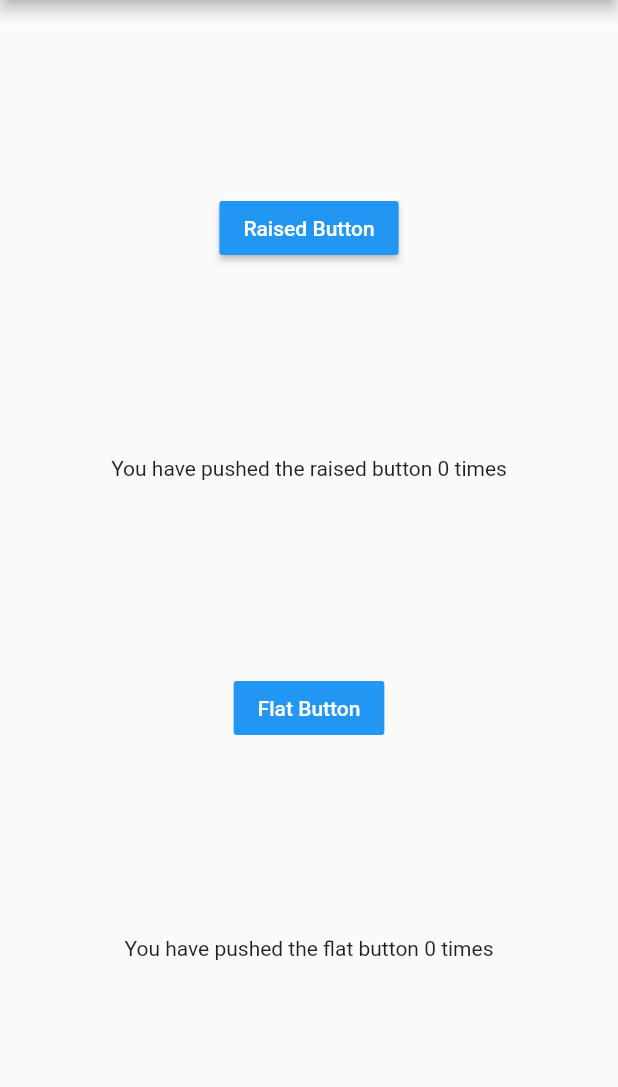
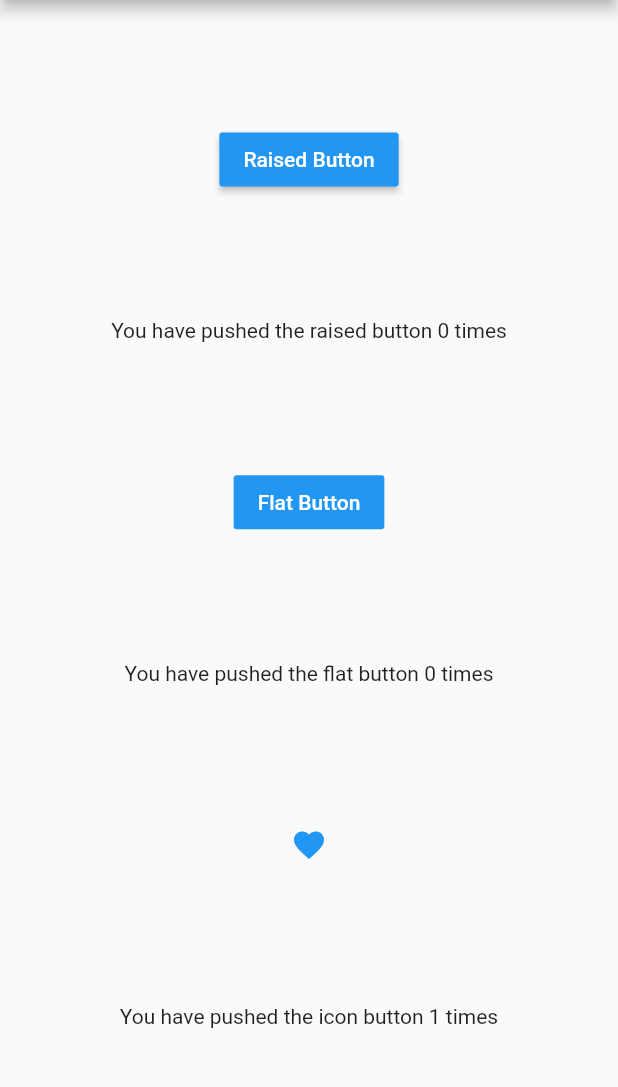
Before and after one commit to 1priyank1/flutter-demos, a Flutter app: the screen it shows after launch, on a phone screen of 412 x 824 dp, the part 84-1171 px from its top. Run offline on Flutter 3.47's test engine with Material 2 defaults, Android fonts, the light colour scheme and no system bars.

Commit message:
Button widget demo updated. Added icon button.

```diff
--- a/button_widget/lib/main.dart
+++ b/button_widget/lib/main.dart
@@ -26,6 +26,7 @@ class MyHomePage extends StatefulWidget {
 class _MyHomePageState extends State<MyHomePage> {
   int _raisedCounter = 0;
   int _flatCounter = 0;
+  int _iconCounter = 1;
 
   @override
   Widget build(BuildContext context) {
@@ -37,6 +38,7 @@ class _MyHomePageState extends State<MyHomePage> {
         child: new Column(
           mainAxisAlignment: MainAxisAlignment.spaceEvenly,
           children: <Widget>[
+            // Raised Button
             new RaisedButton(
               child: new Text("Raised Button"),
               onPressed: () {
@@ -51,6 +53,8 @@ class _MyHomePageState extends State<MyHomePage> {
               'You have pushed the raised button $_raisedCounter times',
               textAlign: TextAlign.justify
             ),
+
+            // Flat Button
             new FlatButton(
               child: new Text("Flat Button"),
               onPressed: () {
@@ -64,6 +68,22 @@ class _MyHomePageState extends State<MyHomePage> {
             new Text(
                 'You have pushed the flat button $_flatCounter times',
                 textAlign: TextAlign.justify
+            ),
+
+            // Icon Button
+            new IconButton(
+              icon: new Icon(Icons.favorite),
+              tooltip: 'Facorite icon',
+              color: Colors.blue,
+              onPressed: () {
+                setState(() {
+                  _iconCounter++;
+                });
+              },
+            ),
+            new Text(
+                'You have pushed the icon button $_iconCounter times',
+                textAlign: TextAlign.justify
             )
           ],
         ),
```
